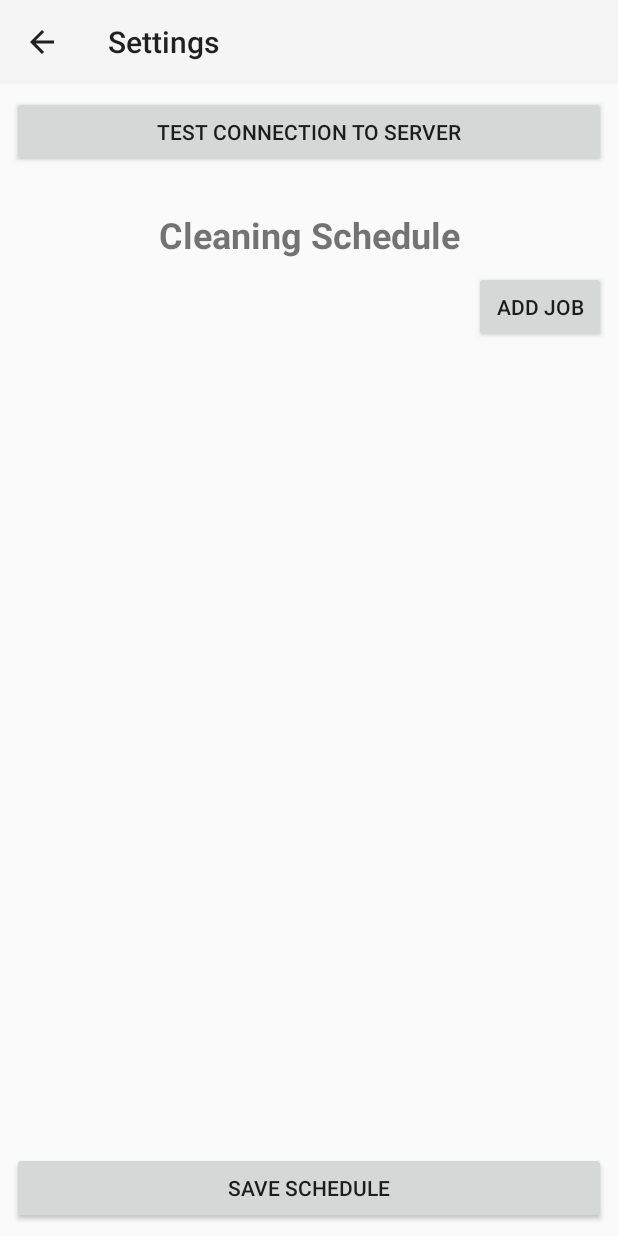
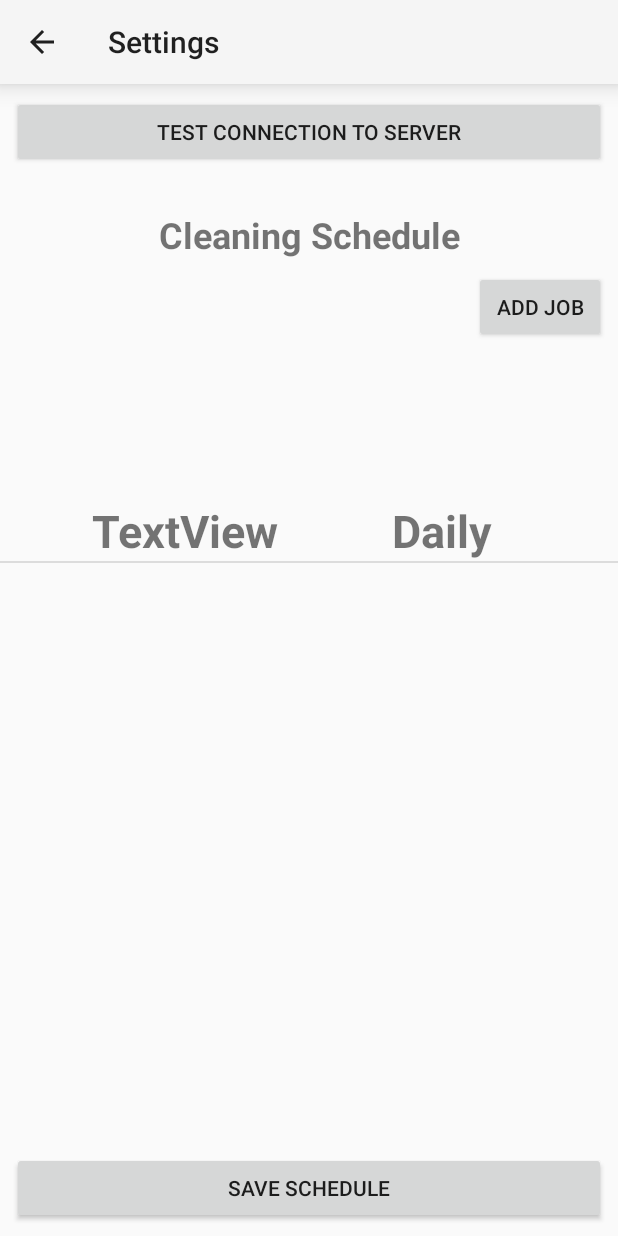
Before and after one commit to WSU-Team-Projects-2019/StanklessTrashcan-App, an Android app: the SettingsView screen opened directly, with no data from a screen before it, after a tap on "ADD JOB", on a phone screen of 412 x 824 dp. Run offline under Robolectric (Android 15) with nearby library versions, the phone set to English and light mode, and no system bars; our stand-ins replace Volley; network calls fail.

Commit message:
Made several improvements to the interface, mostly in the settings view. The interface will only allow up to 5 jobs to be created.

```diff
--- a/TrashCAN/app/src/main/java/com/blastbeatsandcode/trashcan/view/GroceryListview.java
+++ b/TrashCAN/app/src/main/java/com/blastbeatsandcode/trashcan/view/GroceryListview.java
@@ -52,9 +52,6 @@ public class GroceryListview extends AppCompatActivity implements TrashCanView {
     String[] itemNames;
     String[] barcodes;
     String[] counts;
-
-    float historicX = Float.NaN, historicY = Float.NaN;
-    static final int DELTA = 50;
 
     Context con = this;
 
@@ -162,38 +159,6 @@ public class GroceryListview extends AppCompatActivity implements TrashCanView {
                                     return true;
                                 }
                             });
-
-                            /* // HANDLES SWIPING LEFT AND RIGHT -- DOES NOT WORK AS INTENDED
-                            listView.setOnTouchListener(new View.OnTouchListener() {
-                                @Override
-                                public boolean onTouch(View v, MotionEvent event) {
-
-                                    switch (event.getAction()) {
-                                        case MotionEvent.ACTION_DOWN:
-                                            historicX = event.getX();
-                                            historicY = event.getY();
-                                            break;
-
-                                        case MotionEvent.ACTION_UP:
-                                            if (event.getX() - historicX < -DELTA) {
-                                                //FunctionDeleteRowWhenSlidingLeft();
-                                                Messages.makeToast(getApplicationContext(), "LEFT");
-                                                return true;
-                                            }
-                                            else if (event.getX() - historicX > DELTA) {
-                                                Messages.makeToast(getApplicationContext(), "RIGHT");
-                                                return true;
-                                            }
-                                            break;
-                                            case MotionEvent.
-
-                                        default:
-                                            return false;
-                                    }
-                                    return false;
-                                }
-                            });
-                            */
                         } catch (JSONException e) {
                             Messages.makeToast(getApplicationContext(), "Could not properly parse data from server.");
                         }
--- a/TrashCAN/app/src/main/java/com/blastbeatsandcode/trashcan/view/SettingsView.java
+++ b/TrashCAN/app/src/main/java/com/blastbeatsandcode/trashcan/view/SettingsView.java
@@ -4,7 +4,10 @@ import android.support.v7.app.AppCompatActivity;
 import android.os.Bundle;
 import android.support.v7.widget.Toolbar;
 import android.view.View;
+import android.view.ViewGroup;
+import android.widget.BaseAdapter;
 import android.widget.Button;
+import android.widget.ImageView;
 import android.widget.ListView;
 import android.widget.TextView;
 
@@ -18,11 +21,16 @@ import com.blastbeatsandcode.trashcan.R;
 import com.blastbeatsandcode.trashcan.utils.Constant;
 import com.blastbeatsandcode.trashcan.utils.Messages;
 
+import java.util.ArrayList;
+
 public class SettingsView extends AppCompatActivity implements TrashCanView {
     Button btnTest;
     Button btnAddJob;
     Button btnSaveSchedule;
     ListView jobList;
+    CustomAdapter customAdapter;
+
+    ArrayList<String> jobs = new ArrayList<String>();
 
     @Override
     protected void onCreate(Bundle savedInstanceState) {
@@ -34,6 +42,10 @@ public class SettingsView extends AppCompatActivity implements TrashCanView {
         btnAddJob = (Button) findViewById(R.id.btnAddJob);
         btnSaveSchedule = (Button) findViewById(R.id.btnSaveSchedule);
         jobList = (ListView) findViewById(R.id.jobList);
+
+        // Create custom adapter
+        customAdapter = new CustomAdapter();
+        jobList.setAdapter(customAdapter);
 
         //Enable back button
         setSupportActionBar((Toolbar) findViewById(R.id.settings_toolbar));
@@ -50,7 +62,7 @@ public class SettingsView extends AppCompatActivity implements TrashCanView {
                             @Override
                             public void onResponse(String response) {
                                 // Display the first 500 characters of the response string.
-                                Messages.makeToast(getApplicationContext(), "Response from the server:\n" + response);
+                                Messages.makeToast(getApplicationContext(), "Connected to server successfully.");
                             }
                         }, new Response.ErrorListener() {
                     @Override
@@ -66,7 +78,12 @@ public class SettingsView extends AppCompatActivity implements TrashCanView {
         // Add a job to the schedule
         btnAddJob.setOnClickListener(new View.OnClickListener() {
             public void onClick(View v) {
-                Messages.makeToast(getApplicationContext(), "TODO: Add a job");
+                if (!(jobs.size() >= 5)) {
+                    jobs.add("");
+                    jobList.setAdapter(customAdapter);
+                } else {
+                    Messages.makeToast(getApplicationContext(), "Maximum of 5 cleaning cycles allowed. Please remove one to insert a different time.");
+                }
             }
         });
 
@@ -82,4 +99,41 @@ public class SettingsView extends AppCompatActivity implements TrashCanView {
     public void update() {
         // TODO: Implement this
     }
+
+    class CustomAdapter extends BaseAdapter {
+
+        @Override
+        public int getCount() {
+            return jobs.size();
+        }
+
+        @Override
+        public Object getItem(int position) {
+            return null;
+        }
+
+        @Override
+        public long getItemId(int position) {
+            return 0;
+        }
+
+        @Override
+        public View getView(int position, View convertView, ViewGroup parent) {
+            convertView = getLayoutInflater().inflate(R.layout.joblist_item, null);
+
+            /*
+            ImageView itemImage = (ImageView)convertView.findViewById(R.id.item_image);
+            TextView itemName = (TextView)convertView.findViewById(R.id.item_name);
+            TextView barcode = (TextView)convertView.findViewById(R.id.barcode);
+            TextView count = (TextView)convertView.findViewById(R.id.count);
+
+            itemImage.setImageResource(R.drawable.vaporwave);
+            itemName.setText(itemNames[position]);
+            barcode.setText(barcodes[position]);
+            count.setText("Count: " + counts[position]);
+            */
+
+            return convertView;
+        }
+    }
 }
--- a/TrashCAN/app/src/main/res/layout/activity_grocery_listview.xml
+++ b/TrashCAN/app/src/main/res/layout/activity_grocery_listview.xml
@@ -13,6 +13,7 @@
         android:background="?attr/colorPrimary"
         android:minHeight="?attr/actionBarSize"
         android:theme="?attr/actionBarTheme"
+        android:elevation="10dp"
         app:title="@string/shopping_list" />
 
     <android.support.v4.widget.SwipeRefreshLayout
--- a/TrashCAN/app/src/main/res/layout/activity_settings_view.xml
+++ b/TrashCAN/app/src/main/res/layout/activity_settings_view.xml
@@ -13,6 +13,7 @@
         android:background="?attr/colorPrimary"
         android:minHeight="?attr/actionBarSize"
         android:theme="?attr/actionBarTheme"
+        android:elevation="10dp"
         app:title="@string/settings" />
 
     <TextView
@@ -50,8 +51,13 @@
         android:id="@+id/jobList"
         android:layout_width="0dp"
         android:layout_height="394dp"
-        tools:layout_editor_absoluteX="0dp"
-        tools:layout_editor_absoluteY="237dp" />
+        android:layout_marginStart="0dp"
+        android:layout_marginLeft="0dp"
+        android:layout_marginTop="0dp"
+        android:layout_marginBottom="0dp"
+        app:layout_constraintBottom_toTopOf="@+id/btnSaveSchedule"
+        app:layout_constraintStart_toStartOf="parent"
+        app:layout_constraintTop_toBottomOf="@+id/btnAddJob" />
 
     <Button
         android:id="@+id/btnSaveSchedule"
--- /dev/null
+++ b/TrashCAN/app/src/main/res/layout/joblist_item.xml
@@ -0,0 +1,41 @@
+<?xml version="1.0" encoding="utf-8"?>
+<RelativeLayout
+    xmlns:android="http://schemas.android.com/apk/res/android"
+    xmlns:app="http://schemas.android.com/apk/res-auto"
+    xmlns:tools="http://schemas.android.com/tools"
+    android:layout_width="match_parent"
+    android:layout_height="match_parent">
+
+
+    <TextView
+        android:id="@+id/txtTime"
+        android:layout_width="wrap_content"
+        android:layout_height="wrap_content"
+        android:layout_alignParentStart="true"
+        android:layout_alignParentLeft="true"
+        android:layout_alignParentTop="true"
+        android:layout_marginStart="61dp"
+        android:layout_marginLeft="61dp"
+        android:layout_marginTop="32dp"
+        android:text="TextView"
+        android:textSize="30sp"
+        android:textStyle="bold" />
+
+    <TextView
+        android:id="@+id/txtOccurence"
+        android:layout_width="wrap_content"
+        android:layout_height="wrap_content"
+        android:layout_alignParentStart="true"
+        android:layout_alignParentLeft="true"
+        android:layout_alignParentTop="true"
+        android:layout_alignParentEnd="true"
+        android:layout_alignParentRight="true"
+        android:layout_marginStart="261dp"
+        android:layout_marginLeft="261dp"
+        android:layout_marginTop="32dp"
+        android:layout_marginEnd="70dp"
+        android:layout_marginRight="70dp"
+        android:text="Daily"
+        android:textSize="30sp"
+        android:textStyle="bold" />
+</RelativeLayout>
```
